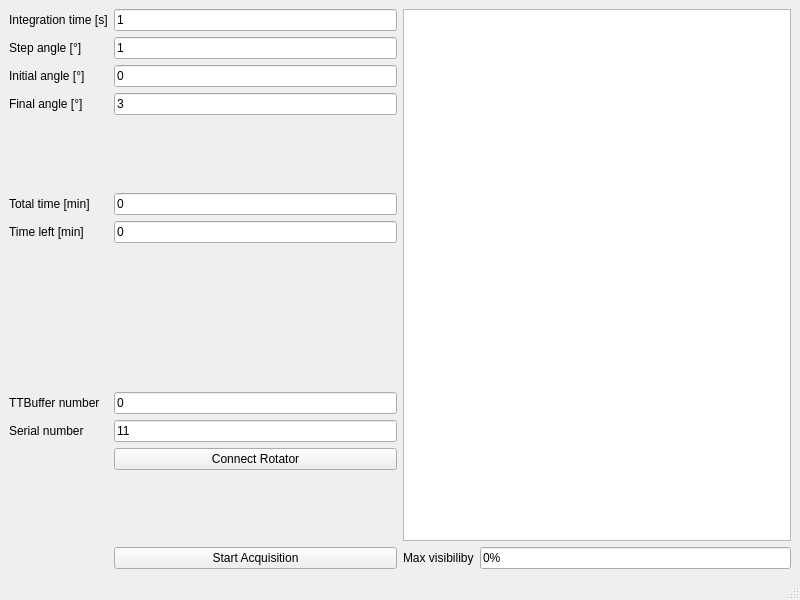
The window that timebin.ui (qLuxor/pylabtools) describes before a commit, drawn with Qt 5.
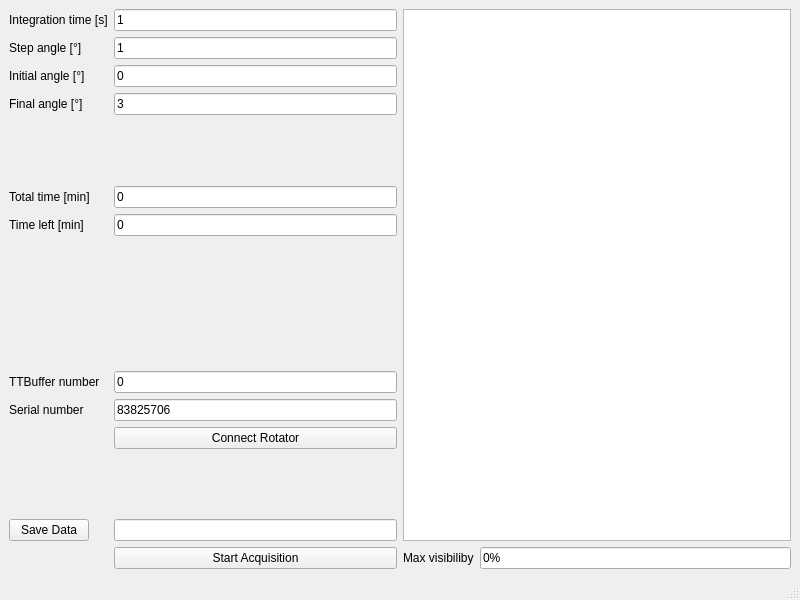
The same window after the commit. Custom widgets are drawn as their Qt base class.

The edit to the form file:
```diff
--- a/timebin.ui
+++ b/timebin.ui
@@ -160,7 +160,7 @@
       <item row="11" column="1">
        <widget class="QLineEdit" name="txtSN">
         <property name="text">
-         <string>11</string>
+         <string>83825706</string>
         </property>
        </widget>
       </item>
@@ -178,7 +178,7 @@
         </property>
        </widget>
       </item>
-      <item row="14" column="1">
+      <item row="15" column="1">
        <widget class="QPushButton" name="btnStart">
         <property name="text">
          <string>Start Acquisition</string>
@@ -198,6 +198,16 @@
         </property>
        </spacer>
       </item>
+      <item row="14" column="1">
+       <widget class="QLineEdit" name="txtFileName"/>
+      </item>
+      <item row="14" column="0">
+       <widget class="QPushButton" name="btnSaveData">
+        <property name="text">
+         <string>Save Data</string>
+        </property>
+       </widget>
+      </item>
      </layout>
     </item>
     <item>
@@ -236,7 +246,7 @@
      <x>0</x>
      <y>0</y>
      <width>800</width>
-     <height>25</height>
+     <height>27</height>
     </rect>
    </property>
   </widget>
```
